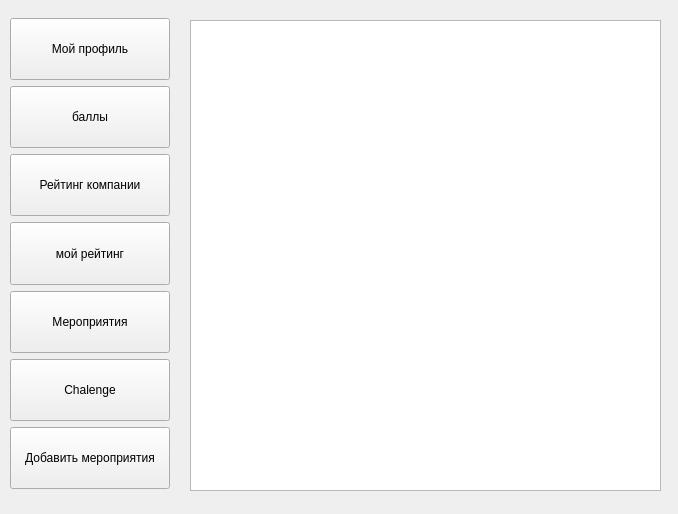
Before: the Qt Designer form new_company.ui in maxijer/Zozh, drawn with Qt 5.
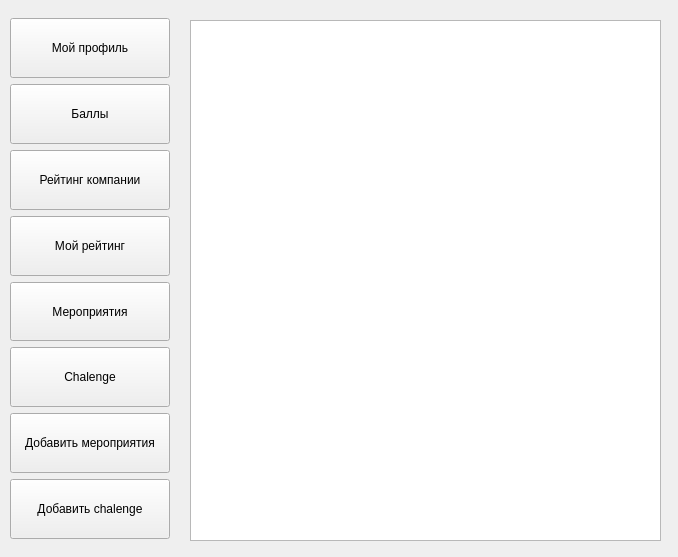
After: the same form once the commit is applied.

```diff
--- a/new_company.ui
+++ b/new_company.ui
@@ -7,7 +7,7 @@
     <x>0</x>
     <y>0</y>
     <width>678</width>
-    <height>514</height>
+    <height>557</height>
    </rect>
   </property>
   <property name="windowTitle">
@@ -19,7 +19,7 @@
      <x>190</x>
      <y>20</y>
      <width>471</width>
-     <height>471</height>
+     <height>521</height>
     </rect>
    </property>
   </widget>
@@ -29,7 +29,7 @@
      <x>10</x>
      <y>18</y>
      <width>160</width>
-     <height>471</height>
+     <height>521</height>
     </rect>
    </property>
    <layout class="QVBoxLayout" name="verticalLayout">
@@ -55,7 +55,7 @@
        </sizepolicy>
       </property>
       <property name="text">
-       <string>баллы</string>
+       <string>Баллы</string>
       </property>
      </widget>
     </item>
@@ -81,7 +81,7 @@
        </sizepolicy>
       </property>
       <property name="text">
-       <string>мой рейтинг</string>
+       <string>Мой рейтинг</string>
       </property>
      </widget>
     </item>
@@ -124,6 +124,19 @@
       </property>
      </widget>
     </item>
+    <item>
+     <widget class="QPushButton" name="add_challenge">
+      <property name="sizePolicy">
+       <sizepolicy hsizetype="Minimum" vsizetype="Expanding">
+        <horstretch>0</horstretch>
+        <verstretch>0</verstretch>
+       </sizepolicy>
+      </property>
+      <property name="text">
+       <string>Добавить chalenge</string>
+      </property>
+     </widget>
+    </item>
    </layout>
   </widget>
  </widget>
```
